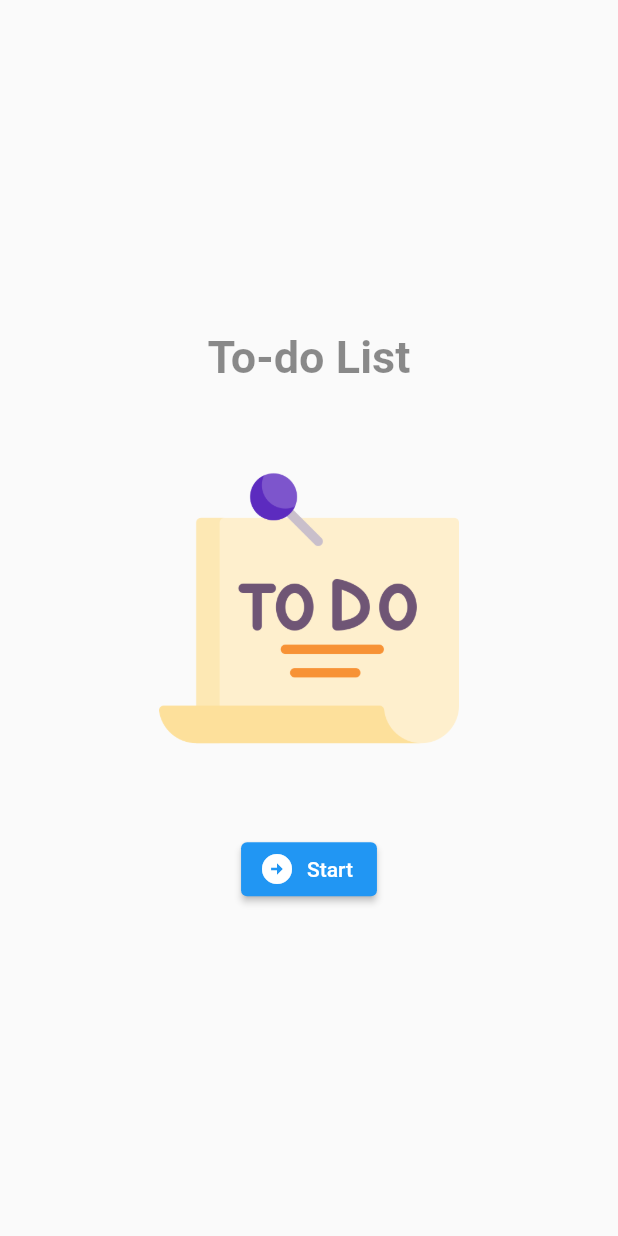
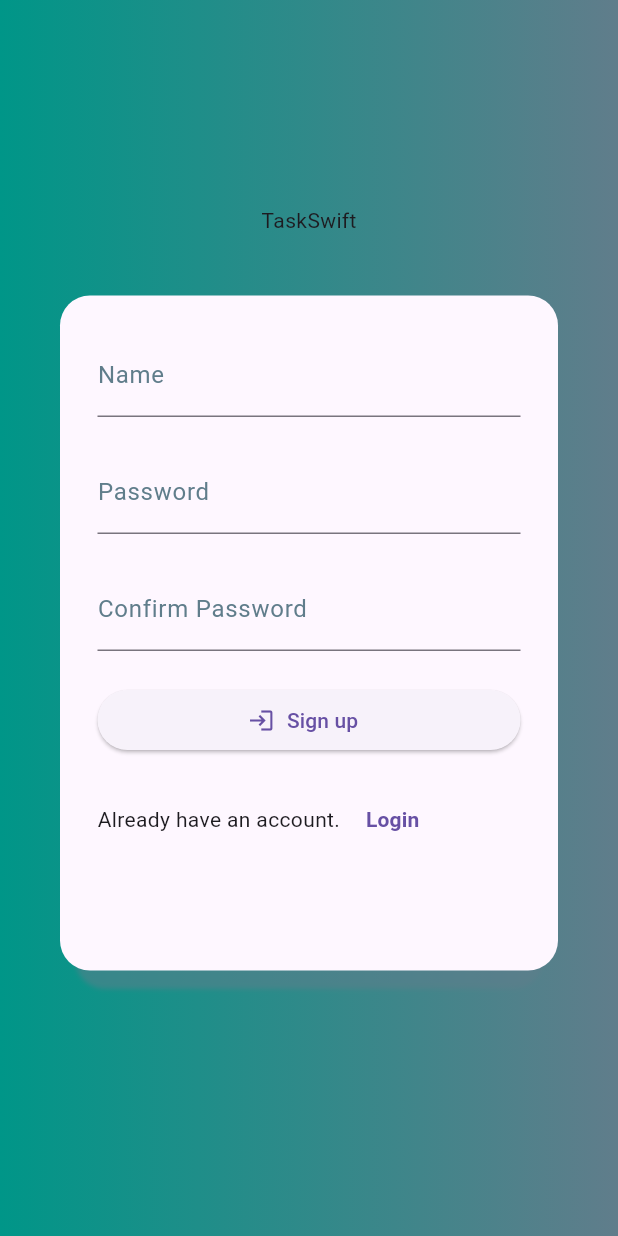
Before and after one commit to dev-32/TaskSwift, a Flutter app: the screen it shows after launch, on a phone screen of 412 x 824 dp. Run offline on Flutter 3.47's test engine with Material 2 defaults, Android fonts, the phone set to English and light mode, and no system bars; our stand-ins replace google_fonts.

Commit message:
todolist undergoing

```diff
--- a/lib/home_screen.dart
+++ /dev/null
@@ -1,35 +0,0 @@
-import 'package:flutter/material.dart';
-import 'list_screen.dart';
-class HomeScreen extends StatelessWidget{
-  const HomeScreen({super.key});
-
-  @override
-  Widget build(BuildContext context) {
-    return Column(
-      mainAxisSize: MainAxisSize.min,
-      children: [
-        const Text("To-do List",
-        style: TextStyle(
-          fontSize: 30,
-          fontWeight: FontWeight.bold,
-          color: Colors.black45,
-        )),
-        const SizedBox(height: 50,),
-        Image.asset("assets/images/todo.png",
-          height: 200, width: 200,),
-        const SizedBox(height: 50,),
-        ElevatedButton.icon(onPressed: (){
-          Navigator.push(
-            context,
-            MaterialPageRoute(builder: (context) => const ListScreen()),
-          );
-        }
-        ,
-          icon: const Icon(Icons.arrow_circle_right),
-        label:const Text("Start"),
-        )
-
-      ],
-    );
-  }
-}
--- /dev/null
+++ b/lib/list_item.dart
@@ -0,0 +1,13 @@
+
+import 'category.dart';
+
+class ListItem {
+  const ListItem({
+    required this.name,
+    required this.date,
+    required this.level,
+});
+  final String name;
+  final DateTime date;
+  final String level;
+}
--- /dev/null
+++ b/lib/login_screen.dart
@@ -0,0 +1,113 @@
+import 'package:flutter/material.dart';
+
+class LoginScreen extends StatefulWidget {
+  const LoginScreen({super.key});
+  @override
+  State<LoginScreen> createState() => _LoginScreenState();
+}
+
+class _LoginScreenState extends State<LoginScreen> {
+  final _form = GlobalKey<FormState>();
+  @override
+  Widget build(BuildContext context) {
+    return Scaffold(
+      body: Center(
+        child: Container(
+          decoration: const BoxDecoration(
+            gradient: LinearGradient(
+              colors: [Colors.teal, Colors.blueGrey],
+            )
+          ),
+          child: Column(
+            mainAxisAlignment: MainAxisAlignment.center,
+            children: [
+              Text('TaskSwift'),
+
+              SingleChildScrollView(
+                child: Container(
+                  height: 450,
+                  margin: const EdgeInsets.all(40),
+                  padding: const EdgeInsets.all(25),
+                  decoration: BoxDecoration(
+                    color: Theme.of(context).colorScheme.background,
+                    borderRadius: BorderRadius.circular(20),
+                    boxShadow: [
+                      BoxShadow(
+                          color: Colors.blueGrey.withOpacity(0.5),
+                          offset: const Offset(0, 22),
+                          blurRadius: 2,
+                          spreadRadius: -10)
+                    ],
+                  ),
+                  alignment: Alignment.center,
+                  child: Form(
+                    key: _form,
+                    child: ListView(
+                      children: [
+                        TextFormField(
+                          decoration: const InputDecoration(
+                              label: Text(
+                            'Name',
+                            style: TextStyle(
+                              color: Colors.blueGrey,
+                            ),
+                          )),
+                        ),
+                        const SizedBox(height: 22),
+                        TextFormField(
+                          decoration: const InputDecoration(
+                              label: Text(
+                            'Password',
+                            style: TextStyle(
+                              color: Colors.blueGrey,
+                            ),
+                          )),
+                        ),
+                        const SizedBox(height: 22),
+                        TextFormField(
+                          decoration: const InputDecoration(
+                              label: Text(
+                            'Confirm Password',
+                            style: TextStyle(
+                              color: Colors.blueGrey,
+                            ),
+                          )),
+                        ),
+                        const SizedBox(
+                          height: 22,
+                        ),
+                        ElevatedButton.icon(
+                            onPressed: () {},
+                            icon: const Icon(Icons.login),
+                            label: const Text('Sign up')),
+                        const SizedBox(
+                          height: 18,
+                        ),
+                        Row(
+                          children: [
+                            const Text('Already have an account.'),
+                            const SizedBox(
+                              width: 3,
+                            ),
+                            TextButton(
+                                onPressed: () {},
+                                child: const Text(
+                                  'Login',
+                                  style: TextStyle(
+                                    fontWeight: FontWeight.bold,
+                                  ),
+                                ))
+                          ],
+                        )
+                      ],
+                    ),
+                  ),
+                ),
+              ),
+            ],
+          ),
+        ),
+      ),
+    );
+  }
+}
```
Also changed, not shown: lib/add_list.dart (added, +132 -0 lines), lib/categories.dart (added, +16 -0 lines), lib/category.dart (added, +10 -0 lines), lib/list_screen.dart (deleted, +0 -27 lines), lib/main.dart (+11 -10 lines), lib/to_dolist.dart (added, +73 -0 lines), pubspec.yaml (+7 -3 lines), assets/images/todo.png (deleted), lib/dummy_list.dart (added), pubspec.lock, 10 other files.
